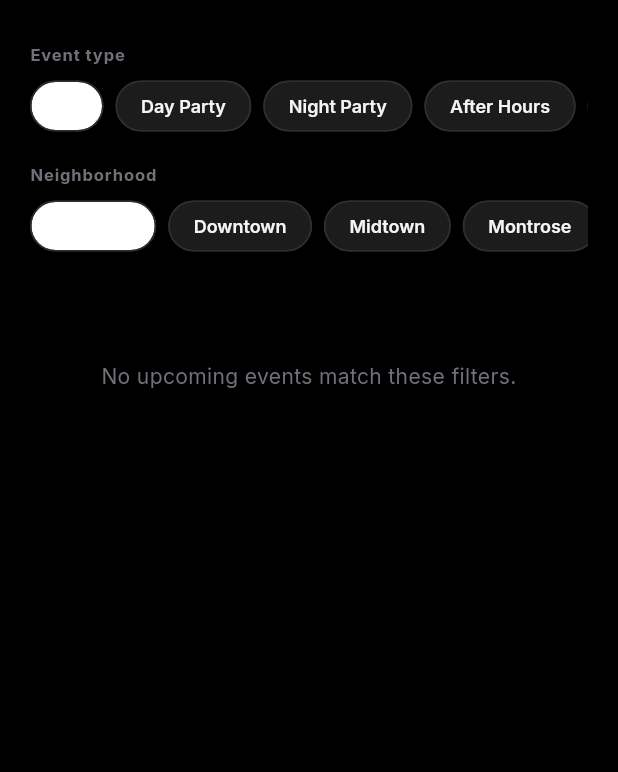
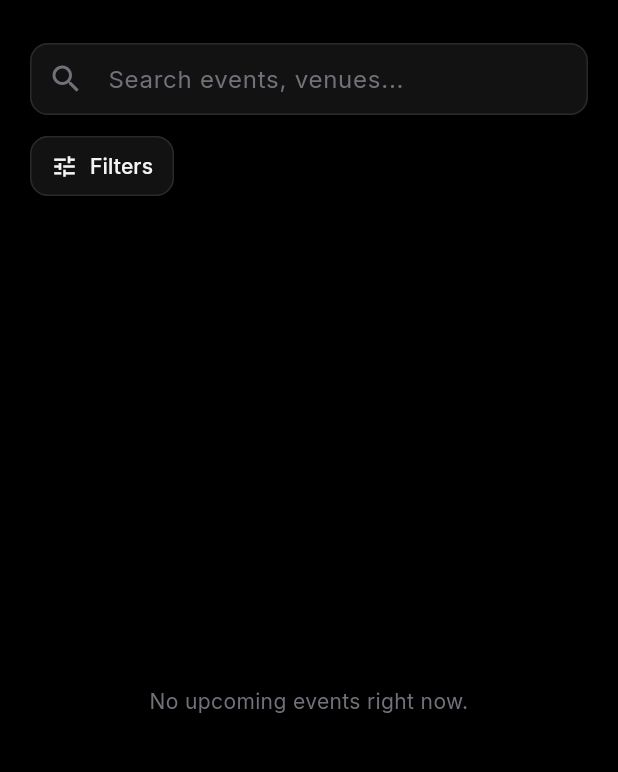
Before and after one commit to Wherethevibesat/wtva-flutter, a Flutter app: the EventsBrowseScreen screen opened directly, on a phone screen of 412 x 824 dp, the part 59-831 px from its top. Run offline on Flutter 3.47's test engine with Material 3 defaults, Android fonts, the phone set to English and light mode, and no system bars; our stand-ins replace file_picker, flutter_map, google_fonts, image_picker, latlong2, shared_preferences and 2 more; accounts and stored records are empty; statements that could not run were skipped.

Commit message:
Add multi-select events filters for days and neighborhoods.
Filter sheet supports toggling multiple weekdays and areas before apply, with server-side neighborhood queries and client-side day filtering.

Co-authored-by: Cursor <cursoragent@cursor.com>

```diff
--- a/lib/screens/wtva/events_browse_screen.dart
+++ b/lib/screens/wtva/events_browse_screen.dart
@@ -2,7 +2,7 @@ import 'package:flutter/material.dart';
 import '../../services/events_repository.dart';
 import '../../services/neighborhoods_repository.dart';
 import '../../theme/figma_theme.dart';
-import '../../widgets/wtva/event_type_chips.dart';
+import 'events_filters_sheet.dart';
 
 class EventsBrowseScreen extends StatefulWidget {
   const EventsBrowseScreen({
@@ -19,8 +19,10 @@ class EventsBrowseScreen extends StatefulWidget {
 }
 
 class _EventsBrowseScreenState extends State<EventsBrowseScreen> {
+  final _searchController = TextEditingController();
   String? _eventType;
-  String? _neighborhood;
+  List<String> _neighborhoods = const [];
+  List<int> _daysOfWeek = const [];
   late Future<List<WtvaEventRecord>> _eventsFuture;
   late Future<List<NeighborhoodRecord>> _neighborhoodsFuture;
 
@@ -28,30 +30,64 @@ class _EventsBrowseScreenState extends State<EventsBrowseScreen> {
   void initState() {
     super.initState();
     _eventType = widget.initialEventType;
-    _neighborhood = widget.initialNeighborhood;
+    if (widget.initialNeighborhood != null && widget.initialNeighborhood!.isNotEmpty) {
+      _neighborhoods = [widget.initialNeighborhood!];
+    }
     _neighborhoodsFuture = NeighborhoodsRepository.instance.list();
     _reloadEvents();
   }
 
+  @override
+  void dispose() {
+    _searchController.dispose();
+    super.dispose();
+  }
+
+  EventsFilters get _filters => EventsFilters(
+        eventType: _eventType,
+        neighborhoods: _neighborhoods,
+        daysOfWeek: _daysOfWeek,
+      );
+
   void _reloadEvents() {
     _eventsFuture = EventsRepository.instance.listPublished(
       eventType: _eventType,
-      neighborhood: _neighborhood,
+      neighborhoods: _neighborhoods,
     );
   }
 
-  void _setEventType(String? type) {
+  Future<void> _openFilters(List<NeighborhoodRecord> neighborhoods) async {
+    final result = await EventsFiltersSheet.show(
+      context,
+      initial: _filters,
+      neighborhoods: neighborhoods,
+    );
+    if (result == null || !mounted) return;
     setState(() {
-      _eventType = type;
+      _eventType = result.eventType;
+      _neighborhoods = result.neighborhoods;
+      _daysOfWeek = result.daysOfWeek;
       _reloadEvents();
     });
   }
 
-  void _setNeighborhood(String? name) {
-    setState(() {
-      _neighborhood = name;
-      _reloadEvents();
-    });
+  List<WtvaEventRecord> _applyClientFilters(List<WtvaEventRecord> events) {
+    var list = events;
+    if (_daysOfWeek.isNotEmpty) {
+      final selected = _daysOfWeek.toSet();
+      list = list.where((e) => selected.contains(e.startsAt.toLocal().weekday)).toList();
+    }
+    final q = _searchController.text.trim().toLowerCase();
+    if (q.isEmpty) return list;
+    return list.where((e) {
+      final haystack = [
+        e.title,
+        e.eventType,
+        e.venueName,
+        e.neighborhood,
+      ].whereType<String>().join(' ').toLowerCase();
+      return haystack.contains(q);
+    }).toList();
   }
 
   @override
@@ -63,91 +99,99 @@ class _EventsBrowseScreenState extends State<EventsBrowseScreen> {
         foregroundColor: WtvaColors.neutral50,
         title: const Text('Events', style: TextStyle(fontWeight: FontWeight.w700)),
       ),
-      body: ListView(
-        padding: const EdgeInsets.fromLTRB(20, 12, 20, 32),
+      body: Column(
         children: [
-          EventTypeChips(selected: _eventType, onSelected: _setEventType),
-          const SizedBox(height: 20),
+          Padding(
+            padding: const EdgeInsets.fromLTRB(20, 12, 20, 0),
+            child: Column(
+              children: [
+                TextField(
+                  controller: _searchController,
+                  onChanged: (_) => setState(() {}),
+                  style: const TextStyle(color: WtvaColors.neutral50),
+                  decoration: InputDecoration(
+                    hintText: 'Search events, venues...',
+                    hintStyle: const TextStyle(color: WtvaColors.neutral300),
+                    prefixIcon: const Icon(Icons.search, color: WtvaColors.neutral300),
+                    filled: true,
+                    fillColor: WtvaColors.dark400,
+                    border: OutlineInputBorder(
+                      borderRadius: BorderRadius.circular(12),
+                      borderSide: BorderSide(color: WtvaColors.night200.withValues(alpha: 0.85)),
+                    ),
+                    enabledBorder: OutlineInputBorder(
+                      borderRadius: BorderRadius.circular(12),
+                      borderSide: BorderSide(color: WtvaColors.night200.withValues(alpha: 0.85)),
+                    ),
+                    focusedBorder: OutlineInputBorder(
+                      borderRadius: BorderRadius.circular(12),
+                      borderSide: const BorderSide(color: WtvaColors.accentPurple),
+                    ),
+                    contentPadding: const EdgeInsets.symmetric(horizontal: 16, vertical: 12),
+                  ),
+                ),
+                const SizedBox(height: 10),
                 FutureBuilder<List<NeighborhoodRecord>>(
                   future: _neighborhoodsFuture,
                   builder: (context, snapshot) {
-              final rows = snapshot.data ?? const [];
-              if (rows.isEmpty) return const SizedBox.shrink();
-              return Column(
-                crossAxisAlignment: CrossAxisAlignment.start,
-                children: [
-                  Text(
-                    'Neighborhood',
-                    style: Theme.of(context).textTheme.labelSmall?.copyWith(
-                          color: WtvaColors.neutral300,
-                          fontWeight: FontWeight.w700,
-                          letterSpacing: 0.6,
+                    final neighborhoods = snapshot.data ?? const [];
+                    return Align(
+                      alignment: Alignment.centerLeft,
+                      child: OutlinedButton.icon(
+                        onPressed: snapshot.connectionState == ConnectionState.waiting
+                            ? null
+                            : () => _openFilters(neighborhoods),
+                        icon: const Icon(Icons.tune, size: 18),
+                        label: Text(_filters.hasSelection ? 'Filters (${_filters.activeCount})' : 'Filters'),
+                        style: OutlinedButton.styleFrom(
+                          foregroundColor: WtvaColors.neutral100,
+                          side: BorderSide(
+                            color: _filters.hasSelection
+                                ? WtvaColors.accentPurple
+                                : WtvaColors.night200.withValues(alpha: 0.85),
+                          ),
+                          backgroundColor: WtvaColors.dark400,
+                          padding: const EdgeInsets.symmetric(horizontal: 14, vertical: 10),
+                          shape: RoundedRectangleBorder(borderRadius: BorderRadius.circular(12)),
                         ),
                       ),
-                  const SizedBox(height: 8),
-                  SizedBox(
-                    height: 36,
-                    child: ListView.separated(
-                      scrollDirection: Axis.horizontal,
-                      itemCount: rows.length + 1,
-                      separatorBuilder: (_, __) => const SizedBox(width: 8),
-                      itemBuilder: (context, i) {
-                        if (i == 0) {
-                          return ActionChip(
-                            label: const Text('All areas'),
-                            backgroundColor:
-                                _neighborhood == null ? WtvaColors.accentPurple : WtvaColors.dark300,
-                            labelStyle: TextStyle(
-                              color: _neighborhood == null ? Colors.white : WtvaColors.neutral100,
-                              fontWeight: FontWeight.w600,
-                              fontSize: 12,
-                            ),
-                            onPressed: () => _setNeighborhood(null),
-                          );
-                        }
-                        final n = rows[i - 1];
-                        final active = _neighborhood == n.name;
-                        return ActionChip(
-                          label: Text(n.name),
-                          backgroundColor: active ? WtvaColors.accentPurple : WtvaColors.dark300,
-                          labelStyle: TextStyle(
-                            color: active ? Colors.white : WtvaColors.neutral100,
-                            fontWeight: FontWeight.w600,
-                            fontSize: 12,
-                          ),
-                          onPressed: () => _setNeighborhood(n.name),
                     );
                   },
                 ),
+              ],
             ),
-                ],
-              );
-            },
           ),
-          const SizedBox(height: 24),
-          FutureBuilder<List<WtvaEventRecord>>(
+          const SizedBox(height: 16),
+          Expanded(
+            child: FutureBuilder<List<WtvaEventRecord>>(
               future: _eventsFuture,
               builder: (context, snapshot) {
                 if (snapshot.connectionState == ConnectionState.waiting) {
                   return const Center(child: CircularProgressIndicator());
                 }
-              final events = snapshot.data ?? const [];
+                final events = _applyClientFilters(snapshot.data ?? const []);
                 if (events.isEmpty) {
-                return const Padding(
-                  padding: EdgeInsets.symmetric(vertical: 48),
-                  child: Center(
+                  return Center(
+                    child: Padding(
+                      padding: const EdgeInsets.all(32),
                       child: Text(
-                      'No upcoming events match these filters.',
+                        _searchController.text.trim().isNotEmpty || _filters.hasSelection
+                            ? 'No upcoming events match these filters.'
+                            : 'No upcoming events right now.',
                         textAlign: TextAlign.center,
-                      style: TextStyle(color: WtvaColors.neutral300),
+                        style: const TextStyle(color: WtvaColors.neutral300),
                       ),
                     ),
                   );
                 }
-              return Column(
-                children: events.map((e) => _EventTile(event: e)).toList(),
+                return ListView.separated(
+                  padding: const EdgeInsets.fromLTRB(20, 0, 20, 32),
+                  itemCount: events.length,
+                  separatorBuilder: (_, __) => const SizedBox(height: 12),
+                  itemBuilder: (context, i) => _EventTile(event: events[i]),
                 );
               },
+            ),
           ),
         ],
       ),
@@ -165,7 +209,6 @@ class _EventTile extends StatelessWidget {
     final date = MaterialLocalizations.of(context).formatMediumDate(event.startsAt);
     return Card(
       color: WtvaColors.dark400,
-      margin: const EdgeInsets.only(bottom: 12),
       child: ListTile(
         title: Text(event.title, style: const TextStyle(fontWeight: FontWeight.w700)),
         subtitle: Text(
--- a/lib/widgets/wtva/event_type_chips.dart
+++ b/lib/widgets/wtva/event_type_chips.dart
@@ -1,6 +1,7 @@
 import 'package:flutter/material.dart';
 import '../../data/event_types.dart';
 import '../../theme/figma_theme.dart';
+import 'wtva_select_chip.dart';
 
 class EventTypeChips extends StatelessWidget {
   const EventTypeChips({
@@ -58,15 +59,10 @@ class EventTypeChips extends StatelessWidget {
     required bool active,
     required VoidCallback onTap,
   }) {
-    return ActionChip(
-      label: Text(label),
-      backgroundColor: active ? WtvaColors.accentPurple : WtvaColors.dark300,
-      labelStyle: TextStyle(
-        color: active ? Colors.white : WtvaColors.neutral100,
-        fontWeight: FontWeight.w600,
-        fontSize: 12,
-      ),
-      onPressed: onTap,
+    return WtvaSelectChip(
+      label: label,
+      selected: active,
+      onTap: onTap,
     );
   }
 }
```
Also changed, not shown: lib/data/weekdays.dart (added, +26 -0 lines), lib/screens/wtva/discover_browse_sheet.dart (+5 -9 lines), lib/screens/wtva/events_filters_sheet.dart (added, +309 -0 lines), lib/services/events_repository.dart (+10 -2 lines), lib/widgets/wtva/wtva_select_chip.dart (added, +47 -0 lines), 2 other files. Lines whose indentation alone changed are shown as unchanged.
